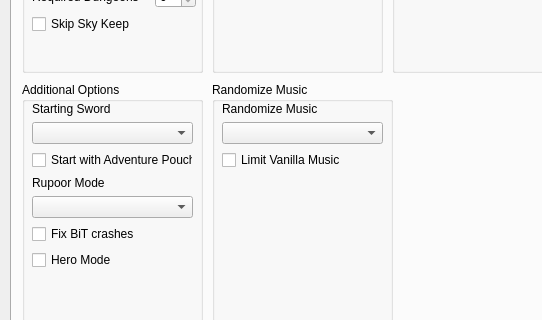
Old version of the form gui/randogui.ui in the repository ssrando/ssrando; both pictures show x 0 to 542 and y 224 to 544 of the 956 by 704 pixel window.
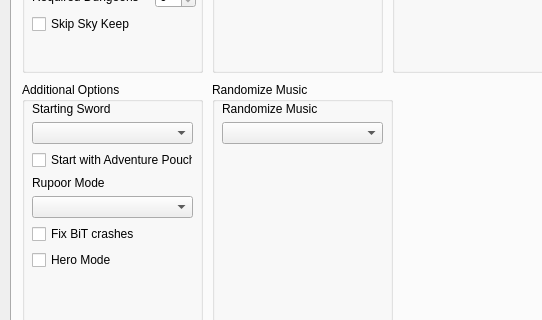
New version of the form. The open tabs and pages were chosen to show the change.

Commit message:
remove limit-vanilla-music setting and instead use Shuffled (Limit Vanilla)
also remove No Duplicates option since it wasn't used anyways

What changed in the file:
```diff
--- a/gui/randogui.ui
+++ b/gui/randogui.ui
@@ -1159,13 +1159,6 @@
           </item>
          </layout>
         </item>
-        <item>
-         <widget class="QCheckBox" name="option_limit_vanilla_music">
-          <property name="text">
-           <string>Limit Vanilla Music</string>
-          </property>
-         </widget>
-        </item>
         <item>
          <spacer name="verticalSpacer_15">
           <property name="orientation">
```
The commit also changes 4 other files.
